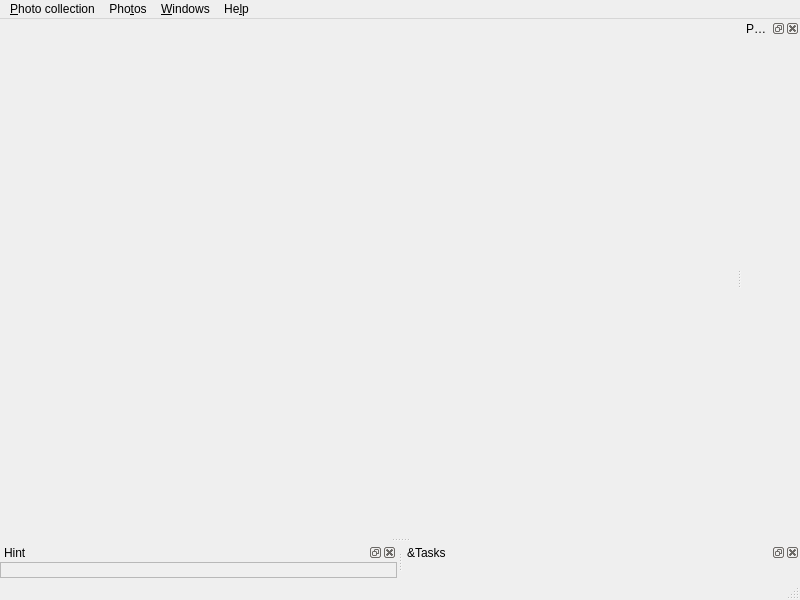
First picture: the form in src/gui/desktop/ui/mainwindow.ui, repository Kicer86/photobroom, before the edit.
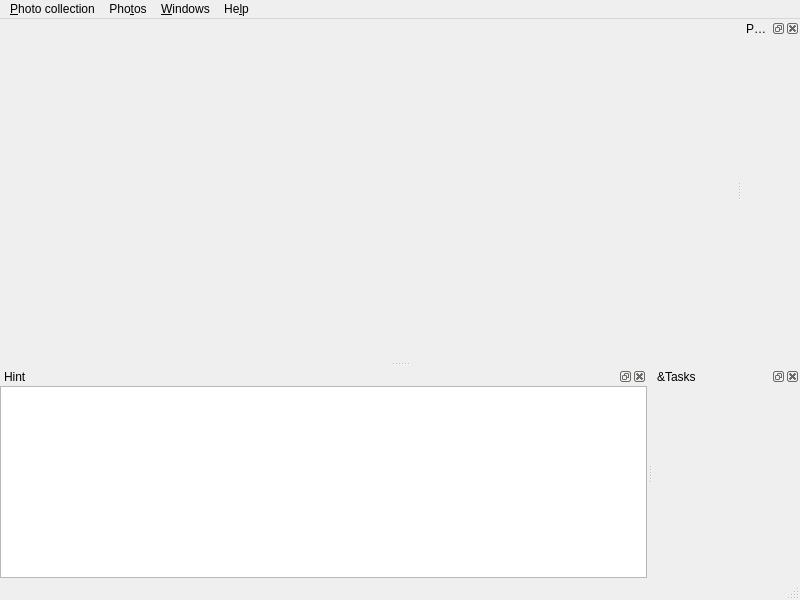
Second picture: the form after the edit. Icons and pictures are not drawn. Custom widgets are drawn as their Qt base class.

Commit message: gui: MainWindow: setting brighter colors for Hints and Tasks

What changed in the file:
```diff
--- a/src/gui/desktop/ui/mainwindow.ui
+++ b/src/gui/desktop/ui/mainwindow.ui
@@ -90,12 +90,9 @@
    <attribute name="dockWidgetArea">
     <number>8</number>
    </attribute>
-   <widget class="QLabel" name="infoWidget">
-    <property name="frameShape">
-     <enum>QFrame::StyledPanel</enum>
-    </property>
-    <property name="frameShadow">
-     <enum>QFrame::Sunken</enum>
+   <widget class="QTextEdit" name="infoWidget">
+    <property name="readOnly">
+     <bool>true</bool>
     </property>
    </widget>
   </widget>
```
The commit also changes 2 other files.
